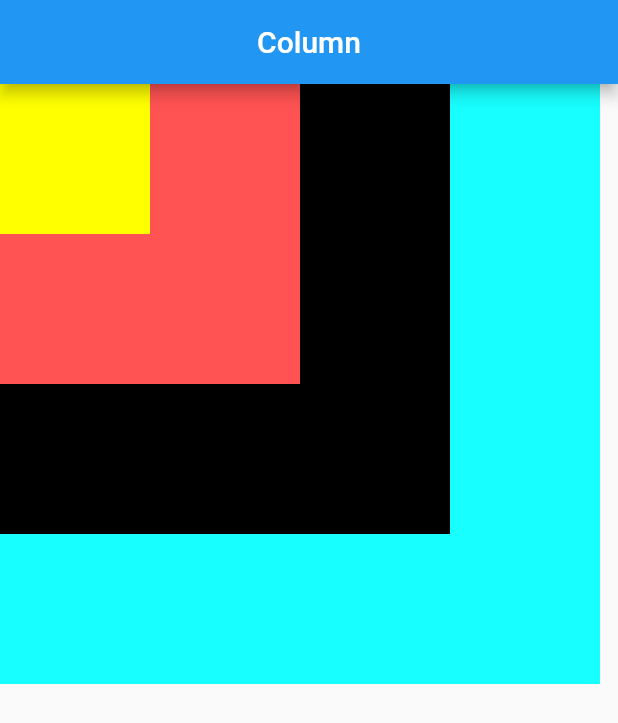
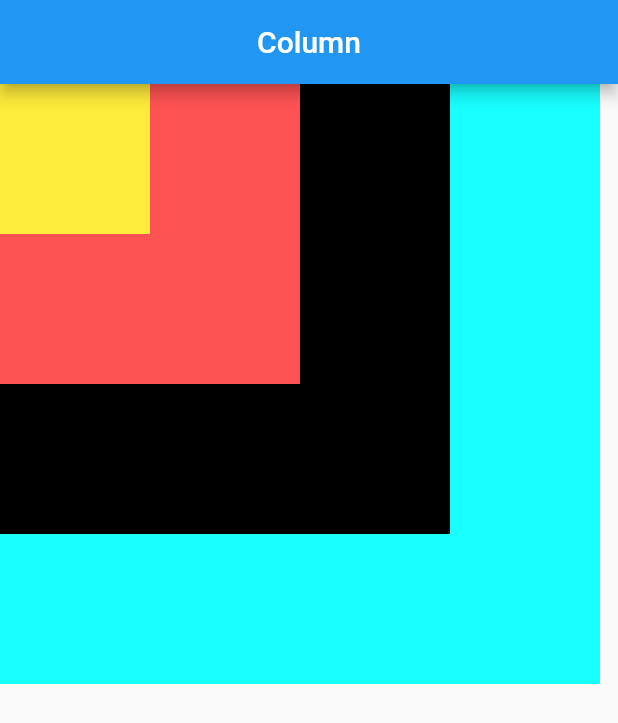
Before and after one commit to etther/Pemrograman_Flutter, a Flutter app: the screen it shows after launch, on a phone screen of 412 x 824 dp. Shown: the top 723 px of the screen. Run offline on Flutter 3.47's test engine with Material 2 defaults, Android fonts, the phone set to English and light mode, and no system bars.

Commit message:
list view

```diff
--- a/invisible_widget/lib/main.dart
+++ b/invisible_widget/lib/main.dart
@@ -33,7 +33,7 @@ class MyApp extends StatelessWidget {
             Container(
               height: 100,
               width: 100,
-              color: Colors.yellowAccent,
+              color: Colors.yellow,
             )
           ],
         ),
```
